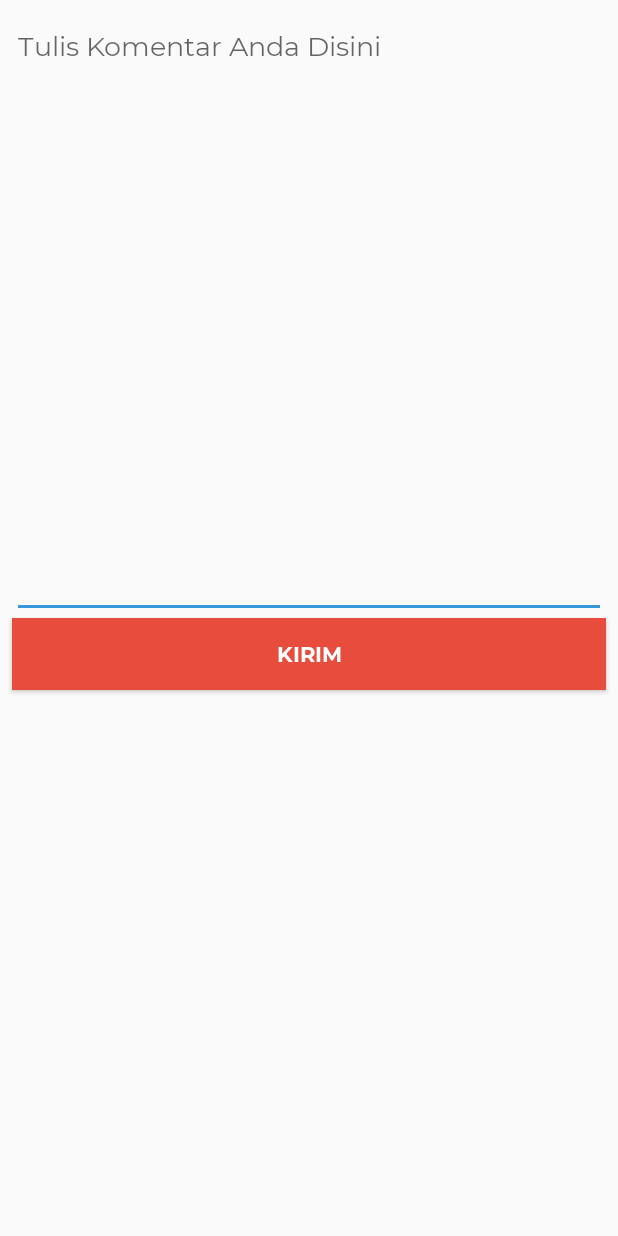
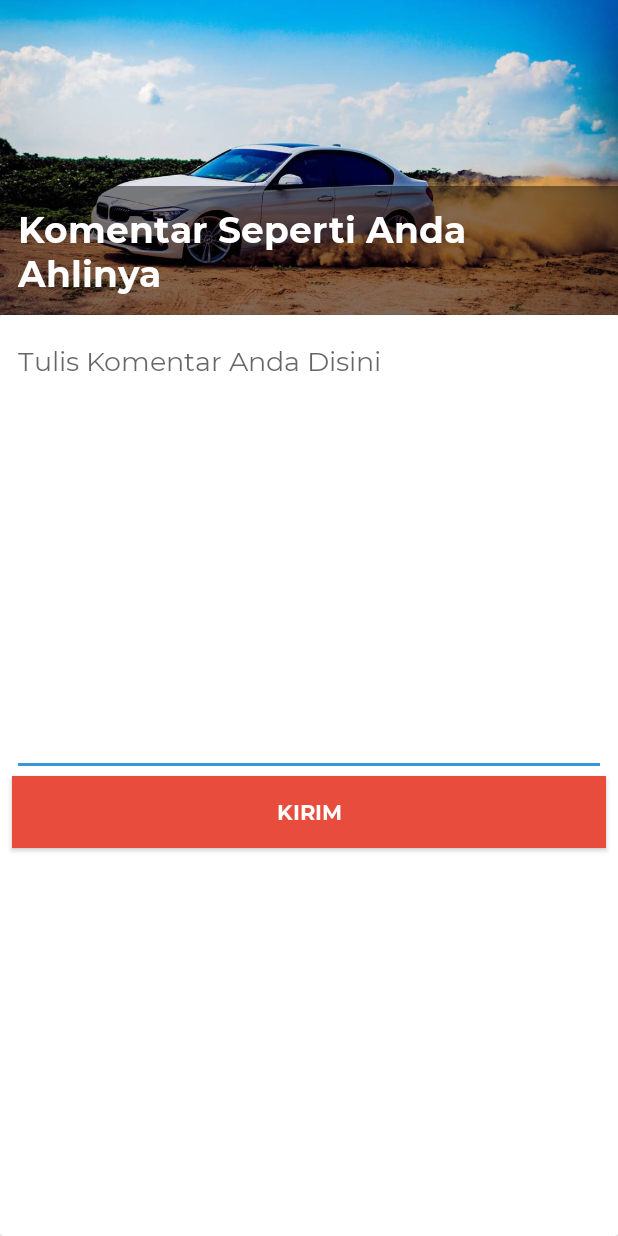
Before and after one commit to ikaru19/CarArena, an Android app: the PostReviewActivity screen opened directly, with no data from a screen before it, on a phone screen of 412 x 824 dp. Run offline under Robolectric (Android 15) with nearby library versions, the phone set to English and light mode, and no system bars; libraries missing offline, so code that uses them is left out: com.blogspot.atifsoftwares; 2 statements that could not run were skipped.

Commit message:
h-1 sebelum sidang

```diff
--- a/app/src/main/AndroidManifest.xml
+++ b/app/src/main/AndroidManifest.xml
@@ -8,9 +8,9 @@
     <application
         android:allowBackup="true"
         android:hardwareAccelerated="true"
-        android:icon="@mipmap/ic_launcher"
+        android:icon="@drawable/car_logo2"
         android:label="@string/app_name"
-        android:roundIcon="@mipmap/ic_launcher_round"
+        android:roundIcon="@drawable/car_logo2"
         android:supportsRtl="true"
         android:theme="@style/AppTheme"
         android:usesCleartextTraffic="true">
--- a/app/src/main/java/com/ikaru/cararena/activities/PostReviewActivity.kt
+++ b/app/src/main/java/com/ikaru/cararena/activities/PostReviewActivity.kt
@@ -31,6 +31,8 @@ class PostReviewActivity : AppCompatActivity() {
         idModel = intent.extras?.get("car_id") as Int;
         val uname = sharedPreferences.getString("name",null)
         var isLogin = sharedPreferences.getBoolean("isLogin",false)
+
+
 
         if (!isLogin){
             intent = Intent(this, LoginActivity::class.java)
--- a/app/src/main/java/com/ikaru/cararena/services/ApiService.kt
+++ b/app/src/main/java/com/ikaru/cararena/services/ApiService.kt
@@ -9,7 +9,7 @@ interface ApiService {
     @GET("brand/cars")
     fun getCar(): Call<List<CarModel>>
 
-    @GET("brand/cars/{date}")
+    @GET("brand/cars/date/{date}")
     fun getCarByDate(@Path("date") date : String): Call<List<CarModel>>;
 
     @GET("brand")
--- a/app/src/main/res/layout/activity_detail.xml
+++ b/app/src/main/res/layout/activity_detail.xml
@@ -15,6 +15,7 @@
         android:text="TextView"
         android:textColor="#000000"
         android:textSize="24sp"
+        android:textStyle="bold"
         app:layout_constraintStart_toStartOf="parent"
         app:layout_constraintTop_toBottomOf="@+id/sliderDetail" />
 
@@ -28,6 +29,7 @@
         android:fontFamily="@font/monserrat"
         android:text="TextView"
         android:textSize="18sp"
+        android:textStyle="bold"
         app:layout_constraintStart_toStartOf="parent"
         app:layout_constraintTop_toBottomOf="@+id/tv_mobil_detail" />
 
--- a/app/src/main/res/layout/activity_post_review.xml
+++ b/app/src/main/res/layout/activity_post_review.xml
@@ -5,6 +5,48 @@
     android:layout_width="match_parent"
     android:layout_height="match_parent"
     tools:context=".activities.PostReviewActivity">
+    <RelativeLayout
+        android:id="@+id/relativeLayout"
+        android:layout_width="0dp"
+        android:layout_height="210dp"
+        app:layout_constraintEnd_toEndOf="parent"
+        app:layout_constraintStart_toStartOf="parent"
+        app:layout_constraintTop_toTopOf="parent">
+
+        <ImageView
+            android:id="@+id/splash_imageview"
+            android:layout_width="fill_parent"
+            android:layout_height="fill_parent"
+            android:layout_centerInParent="true"
+            android:scaleType="centerCrop"
+            app:srcCompat="@drawable/compare_bg" />
+
+        <TextView
+            android:id="@+id/tv_judul_post_review"
+            android:layout_width="wrap_content"
+            android:layout_height="wrap_content"
+            android:layout_alignParentBottom="true"
+            android:layout_centerInParent="true"
+            android:layout_gravity="center_horizontal"
+            android:layout_marginBottom="0dip"
+            android:background="#77000000"
+            android:fontFamily="@font/monserrat_bold"
+            android:padding="12dip"
+            android:text="Komentar Seperti Anda Ahlinya"
+            android:textColor="#FFFFFF"
+            android:textSize="24sp" />
+
+    </RelativeLayout>
+
+    <androidx.cardview.widget.CardView
+        android:layout_width="match_parent"
+        android:layout_height="0dp"
+        app:layout_constraintBottom_toBottomOf="parent"
+        app:layout_constraintTop_toBottomOf="@+id/relativeLayout">
+
+        <androidx.constraintlayout.widget.ConstraintLayout
+            android:layout_width="match_parent"
+            android:layout_height="match_parent">
 
             <EditText
                 android:id="@+id/et_post_review"
@@ -44,3 +86,8 @@
                 app:layout_constraintStart_toStartOf="parent"
                 app:layout_constraintTop_toTopOf="@+id/guideline4" />
         </androidx.constraintlayout.widget.ConstraintLayout>
+
+    </androidx.cardview.widget.CardView>
+
+
+</androidx.constraintlayout.widget.ConstraintLayout>
--- a/app/src/main/res/layout/activity_review.xml
+++ b/app/src/main/res/layout/activity_review.xml
@@ -5,6 +5,8 @@
     android:layout_width="match_parent"
     android:layout_height="match_parent"
     tools:context=".activities.ReviewActivity">
+
+
 
     <androidx.recyclerview.widget.RecyclerView
         android:id="@+id/rv_review"
```
Also changed, not shown: 2 other files. Lines whose indentation alone changed are shown as unchanged.
